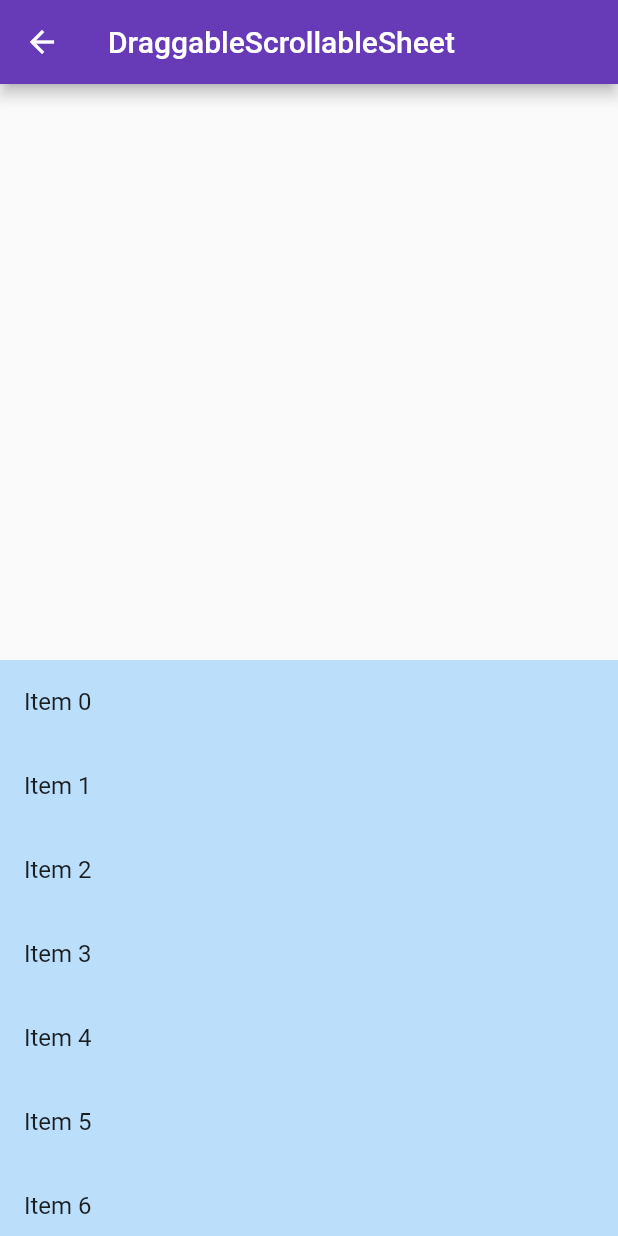
After one commit to Xenoscholar/FitShell, a Flutter app: the HomePage screen opened directly, on a phone screen of 412 x 824 dp. The commit adds this screen. Run offline on Flutter 3.47's test engine with Material 2 defaults, Android fonts, the phone set to English and light mode, and no system bars; our stand-ins replace bloc, equatable, flutter_bloc, moor, moor_flutter, rxdart and 1 more; generated files the repository leaves out were written again; project files that could hold a hidden picture were left out.

Commit message:
started cleaning up the ui

```diff
--- /dev/null
+++ b/lib/ui/ojk.dart
@@ -0,0 +1,28 @@
+import 'package:flutter/material.dart';
+
+class HomePage extends StatelessWidget {
+  @override
+  Widget build(BuildContext context) {
+    return Scaffold(
+      appBar: AppBar(
+        title: const Text('DraggableScrollableSheet'),
+      ),
+      body: SizedBox.expand(
+        child: DraggableScrollableSheet(
+          builder: (BuildContext context, ScrollController scrollController) {
+            return Container(
+              color: Colors.blue[100],
+              child: ListView.builder(
+                controller: scrollController,
+                itemCount: 25,
+                itemBuilder: (BuildContext context, int index) {
+                  return ListTile(title: Text('Item $index'));
+                },
+              ),
+            );
+          },
+        ),
+      ),
+    );
+  }
+}
```
Also changed, not shown: lib/pages/bmrNavPage.dart (+8 -4 lines), lib/ui/bmi_page.dart (+97 -23 lines).
